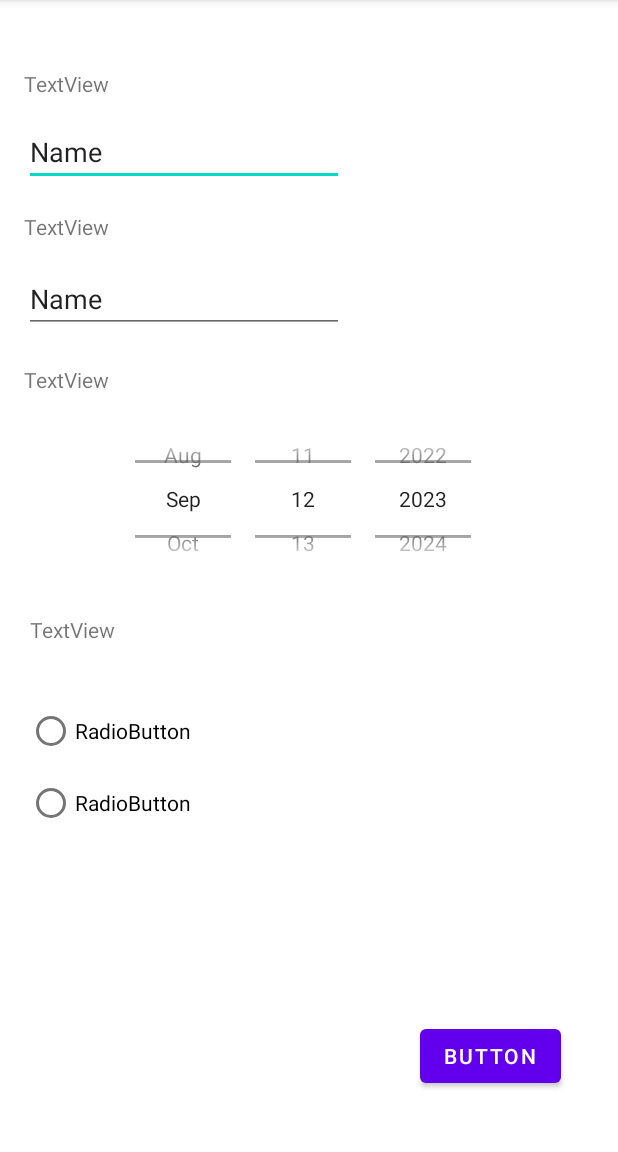
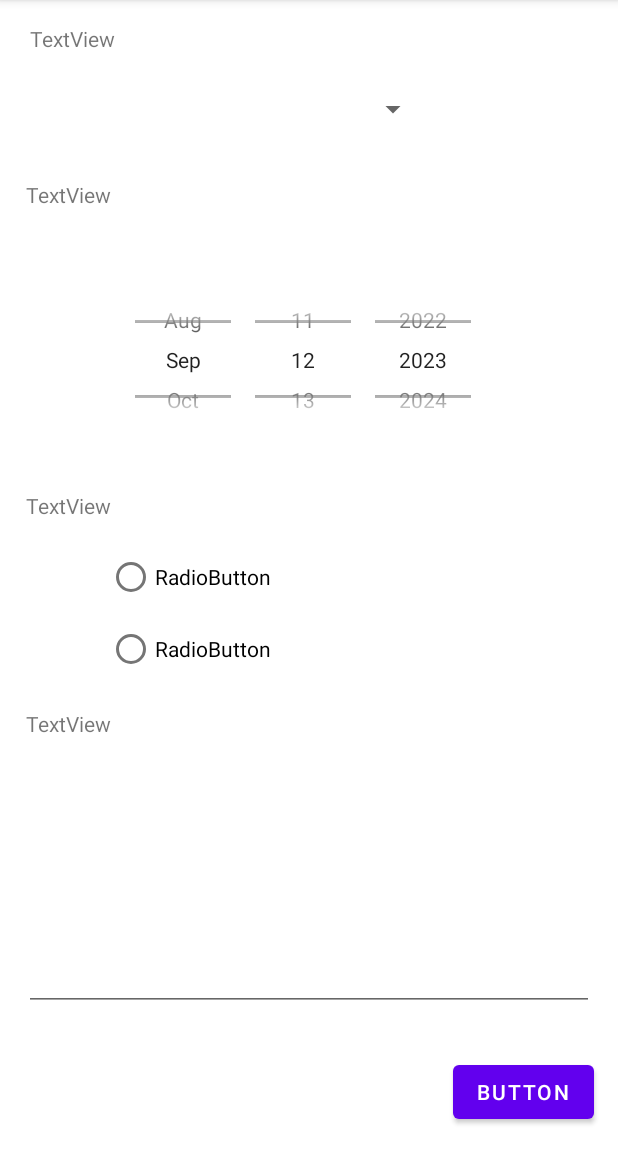
Before and after one commit to taittgcs200379/Android-Project, an Android app: the screen it shows after launch (MainActivity), on a phone screen of 412 x 824 dp, the part 84-1236 px from its top. Run offline under Robolectric (Android 15) with nearby library versions, the phone set to English and light mode, and no system bars.

Commit message:
new update

```diff
--- a/app/src/main/res/layout/activity_main.xml
+++ b/app/src/main/res/layout/activity_main.xml
@@ -10,69 +10,32 @@
         android:id="@+id/textView6"
         android:layout_width="wrap_content"
         android:layout_height="wrap_content"
-        android:layout_marginStart="16dp"
-        android:layout_marginTop="46dp"
+        android:layout_marginStart="20dp"
+        android:layout_marginTop="16dp"
         android:layout_marginBottom="13dp"
         android:text="TextView"
-        app:layout_constraintBottom_toTopOf="@+id/editTextText2"
+        app:layout_constraintBottom_toTopOf="@+id/spinner"
         app:layout_constraintStart_toStartOf="parent"
         app:layout_constraintTop_toTopOf="parent" />
-
-    <EditText
-        android:id="@+id/editTextText2"
-        android:layout_width="wrap_content"
-        android:layout_height="wrap_content"
-        android:layout_marginStart="16dp"
-        android:layout_marginBottom="17dp"
-        android:ems="10"
-        android:inputType="text"
-        android:text="Name"
-        app:layout_constraintBottom_toTopOf="@+id/textView7"
-        app:layout_constraintStart_toStartOf="parent"
-        app:layout_constraintTop_toBottomOf="@+id/textView6" />
-
-    <TextView
-        android:id="@+id/textView7"
-        android:layout_width="wrap_content"
-        android:layout_height="wrap_content"
-        android:layout_marginStart="16dp"
-        android:layout_marginBottom="16dp"
-        android:text="TextView"
-        app:layout_constraintBottom_toTopOf="@+id/editTextText3"
-        app:layout_constraintStart_toStartOf="parent"
-        app:layout_constraintTop_toBottomOf="@+id/editTextText2" />
-
-    <EditText
-        android:id="@+id/editTextText3"
-        android:layout_width="wrap_content"
-        android:layout_height="wrap_content"
-        android:layout_marginStart="16dp"
-        android:layout_marginBottom="21dp"
-        android:ems="10"
-        android:inputType="text"
-        android:text="Name"
-        app:layout_constraintBottom_toTopOf="@+id/textView8"
-        app:layout_constraintStart_toStartOf="parent"
-        app:layout_constraintTop_toBottomOf="@+id/textView7" />
 
     <TextView
         android:id="@+id/textView8"
         android:layout_width="wrap_content"
         android:layout_height="wrap_content"
-        android:layout_marginStart="16dp"
-        android:layout_marginBottom="10dp"
+        android:layout_marginStart="17dp"
+        android:layout_marginBottom="44dp"
         android:text="TextView"
         app:layout_constraintBottom_toTopOf="@+id/datePicker2"
         app:layout_constraintStart_toStartOf="parent"
-        app:layout_constraintTop_toBottomOf="@+id/editTextText3" />
+        app:layout_constraintTop_toBottomOf="@+id/spinner" />
 
     <DatePicker
         android:id="@+id/datePicker2"
         android:layout_width="0dp"
         android:layout_height="0dp"
-        android:layout_marginStart="27dp"
-        android:layout_marginEnd="27dp"
-        android:layout_marginBottom="17dp"
+        android:layout_marginStart="56dp"
+        android:layout_marginEnd="56dp"
+        android:layout_marginBottom="31dp"
         android:calendarViewShown="false"
         android:datePickerMode="spinner"
         app:layout_constraintBottom_toTopOf="@+id/textView9"
@@ -84,8 +47,8 @@
         android:id="@+id/textView9"
         android:layout_width="wrap_content"
         android:layout_height="wrap_content"
-        android:layout_marginStart="20dp"
-        android:layout_marginBottom="34dp"
+        android:layout_marginStart="17dp"
+        android:layout_marginBottom="14dp"
         android:text="TextView"
         app:layout_constraintBottom_toTopOf="@+id/radioGroup2"
         app:layout_constraintStart_toStartOf="parent"
@@ -95,14 +58,12 @@
         android:id="@+id/radioGroup2"
         android:layout_width="0dp"
         android:layout_height="0dp"
-        android:layout_marginStart="18dp"
-        android:layout_marginTop="463dp"
-        android:layout_marginEnd="18dp"
-        android:layout_marginBottom="17dp"
-        app:layout_constraintBottom_toTopOf="@+id/button2"
+        android:layout_marginStart="71dp"
+        android:layout_marginEnd="71dp"
+        app:layout_constraintBottom_toTopOf="@+id/textView10"
         app:layout_constraintEnd_toEndOf="parent"
         app:layout_constraintStart_toStartOf="parent"
-        app:layout_constraintTop_toTopOf="parent">
+        app:layout_constraintTop_toBottomOf="@+id/textView9">
 
         <RadioButton
             android:id="@+id/radioButton"
@@ -121,10 +82,50 @@
         android:id="@+id/button2"
         android:layout_width="wrap_content"
         android:layout_height="wrap_content"
-        android:layout_marginEnd="20dp"
-        android:layout_marginBottom="40dp"
+        android:layout_marginEnd="16dp"
+        android:layout_marginBottom="16dp"
         android:text="Button"
         app:layout_constraintBottom_toBottomOf="parent"
+        app:layout_constraintEnd_toEndOf="parent"
+        app:layout_constraintTop_toBottomOf="@+id/editTextTextMultiLine2" />
+
+    <TextView
+        android:id="@+id/textView10"
+        android:layout_width="wrap_content"
+        android:layout_height="wrap_content"
+        android:layout_marginStart="17dp"
+        android:layout_marginBottom="23dp"
+        android:text="TextView"
+        app:layout_constraintBottom_toTopOf="@+id/editTextTextMultiLine2"
+        app:layout_constraintStart_toStartOf="parent"
+        app:layout_constraintTop_toBottomOf="@+id/radioGroup2" />
+
+    <EditText
+        android:id="@+id/editTextTextMultiLine2"
+        android:layout_width="0dp"
+        android:layout_height="0dp"
+        android:layout_marginStart="16dp"
+        android:layout_marginTop="515dp"
+        android:layout_marginEnd="16dp"
+        android:layout_marginBottom="30dp"
+        android:ems="10"
+        android:gravity="start|top"
+        android:inputType="textMultiLine"
+        app:layout_constraintBottom_toTopOf="@+id/button2"
+        app:layout_constraintEnd_toEndOf="parent"
+        app:layout_constraintStart_toStartOf="parent"
+        app:layout_constraintTop_toTopOf="parent" />
+
+    <Spinner
+        android:id="@+id/spinner"
+        android:layout_width="212dp"
+        android:layout_height="48dp"
+        android:layout_marginStart="55dp"
+        android:layout_marginEnd="54dp"
+        android:layout_marginBottom="23dp"
+        app:layout_constraintBottom_toTopOf="@+id/textView8"
         app:layout_constraintEnd_toEndOf="@+id/radioGroup2"
-        app:layout_constraintTop_toBottomOf="@+id/radioGroup2" />
+        app:layout_constraintStart_toStartOf="@+id/textView8"
+        app:layout_constraintTop_toBottomOf="@+id/textView6" />
+
 </androidx.constraintlayout.widget.ConstraintLayout>
```
Also changed, not shown: app/src/main/res/layout/activity_detail_trip.xml (deleted, +0 -153 lines).
